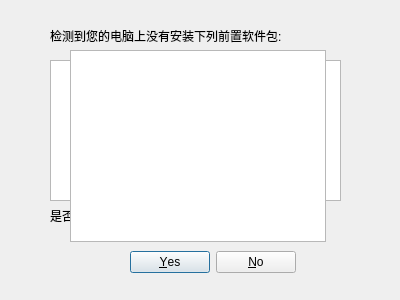
This is src/guide_software/dependencyinstaller.ui in creeper12356/guide_software as Qt 5 draws it before an edit. The edited form follows.
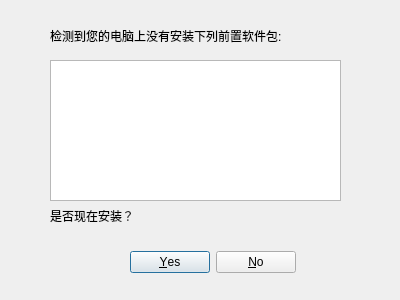
This is the edited form.

What changed in the file:
```diff
--- a/src/guide_software/dependencyinstaller.ui
+++ b/src/guide_software/dependencyinstaller.ui
@@ -74,26 +74,6 @@
     <set>QDialogButtonBox::No|QDialogButtonBox::Yes</set>
    </property>
   </widget>
-  <widget class="QLineEdit" name="lineEdit">
-   <property name="geometry">
-    <rect>
-     <x>210</x>
-     <y>210</y>
-     <width>113</width>
-     <height>25</height>
-    </rect>
-   </property>
-  </widget>
-  <widget class="QTextBrowser" name="textBrowser">
-   <property name="geometry">
-    <rect>
-     <x>70</x>
-     <y>50</y>
-     <width>256</width>
-     <height>192</height>
-    </rect>
-   </property>
-  </widget>
  </widget>
  <resources/>
  <connections/>
```
Left out of the diff: 2 changed lines with no effect on the pictures.
